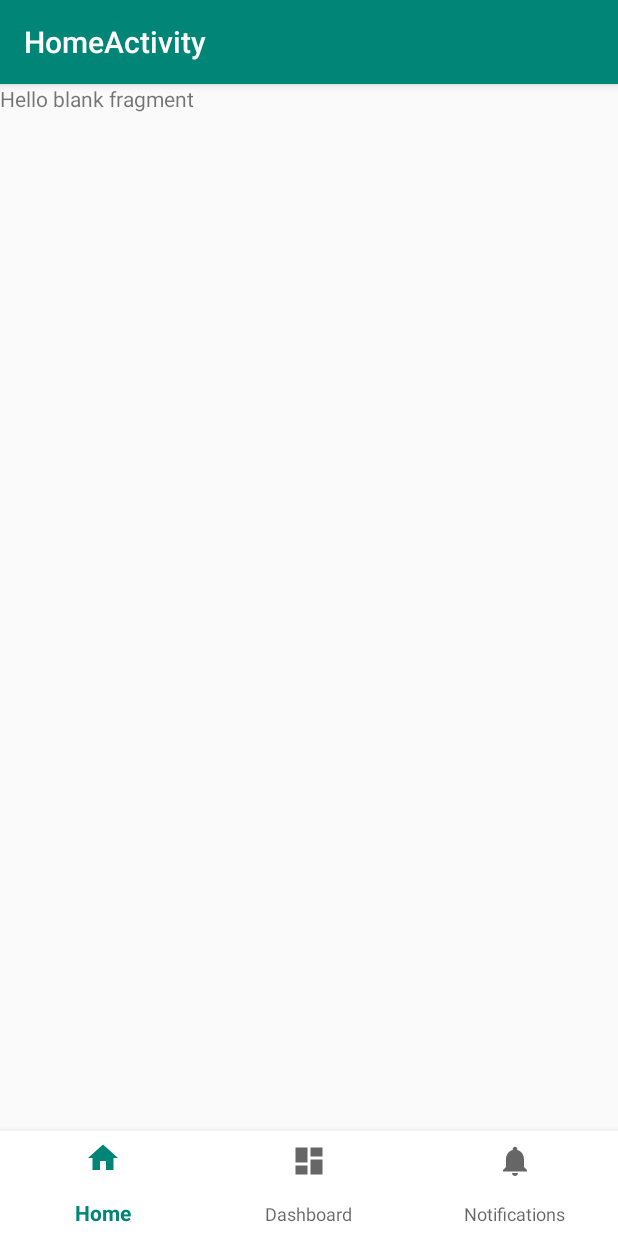
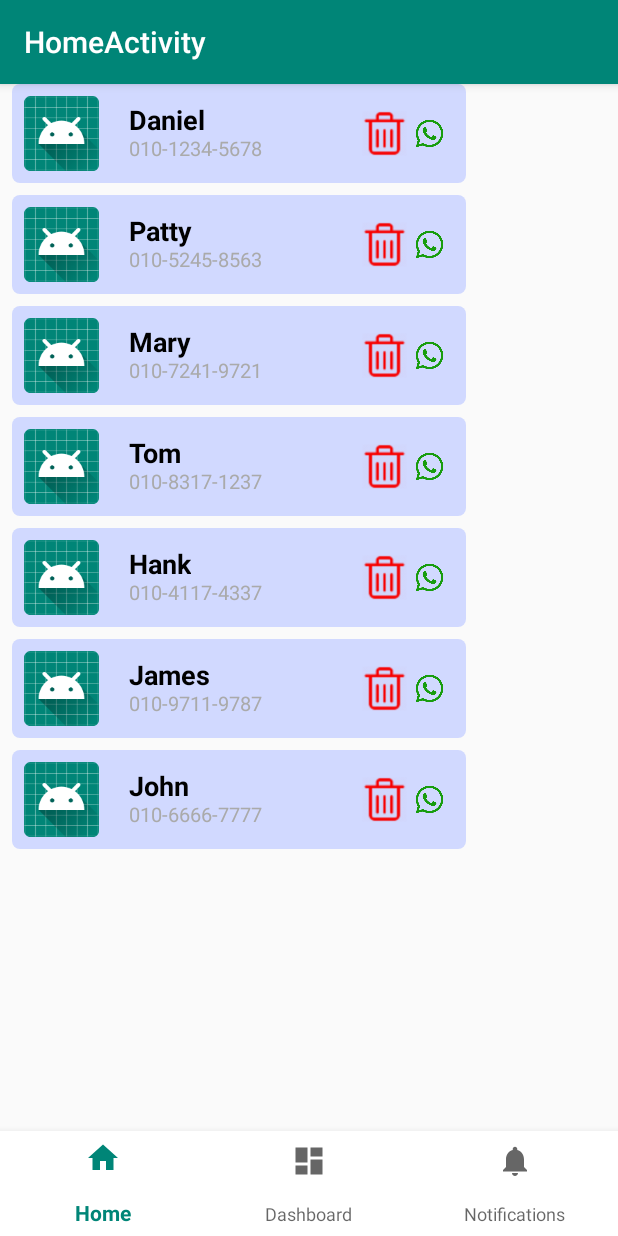
Before and after one commit to OdysseyJ/AndroidServerApp, an Android app: the PageOne screen opened directly, with no data from a screen before it, on a phone screen of 412 x 824 dp. Run offline under Robolectric (Android 15) with nearby library versions, the phone set to English and light mode, and no system bars.

Commit message:
연락처

```diff
--- a/RESTAPI/app/src/main/java/com/example/restapi/PageOne.java
+++ b/RESTAPI/app/src/main/java/com/example/restapi/PageOne.java
@@ -4,16 +4,24 @@ package com.example.restapi;
 import android.os.Bundle;
 
 import androidx.fragment.app.Fragment;
+import androidx.recyclerview.widget.LinearLayoutManager;
+import androidx.recyclerview.widget.RecyclerView;
 
 import android.view.LayoutInflater;
 import android.view.View;
 import android.view.ViewGroup;
+
+import java.util.ArrayList;
 
 
 /**
  * A simple {@link Fragment} subclass.
  */
 public class PageOne extends Fragment {
+
+    RecyclerView mRecyclerView;
+    RecyclerView.LayoutManager mLayoutManager;
+    private ArrayList<PhoneBookInfo> phoneBook_array;
 
 
     public PageOne() {
@@ -22,10 +30,27 @@ public class PageOne extends Fragment {
 
 
     @Override
-    public View onCreateView(LayoutInflater inflater, ViewGroup container,
-                             Bundle savedInstanceState) {
+    public View onCreateView(LayoutInflater inflater, ViewGroup container, Bundle savedInstanceState) {
+        View fragment_one = inflater.inflate(R.layout.fragment_page_one, container, false); // 뜻 ??
+        mRecyclerView = fragment_one.findViewById(R.id.phoneBook_list);
+        mLayoutManager = new LinearLayoutManager(getActivity()); // this??
+        mRecyclerView.setLayoutManager(mLayoutManager);
+
+        phoneBook_array = new ArrayList<>();
+
+        phoneBook_array.add(new PhoneBookInfo("Daniel", "010-1234-5678"));
+        phoneBook_array.add(new PhoneBookInfo("Patty", "010-5245-8563"));
+        phoneBook_array.add(new PhoneBookInfo("Mary", "010-7241-9721"));
+        phoneBook_array.add(new PhoneBookInfo("Tom", "010-8317-1237"));
+        phoneBook_array.add(new PhoneBookInfo("Hank", "010-4117-4337"));
+        phoneBook_array.add(new PhoneBookInfo("James", "010-9711-9787"));
+        phoneBook_array.add(new PhoneBookInfo("John", "010-6666-7777"));
+
+
+        mRecyclerView.setAdapter(new RecyclerAdapter_PhoneBook(phoneBook_array, R.layout.recyclerview_phonebook));
+
         // Inflate the layout for this fragment
-        return inflater.inflate(R.layout.fragment_page_one, container, false);
+        return fragment_one;
     }
 
 }
--- /dev/null
+++ b/RESTAPI/app/src/main/java/com/example/restapi/PhoneBookInfo.java
@@ -0,0 +1,11 @@
+package com.example.restapi;
+
+public class PhoneBookInfo {
+    public String user_name;
+    public String user_number;
+
+    public PhoneBookInfo(String user_name, String user_number){
+        this.user_name = user_name;
+        this.user_number = user_number;
+    }
+}
--- /dev/null
+++ b/RESTAPI/app/src/main/java/com/example/restapi/RecyclerAdapter_PhoneBook.java
@@ -0,0 +1,49 @@
+package com.example.restapi;
+
+
+import android.view.LayoutInflater;
+import android.view.View;
+import android.view.ViewGroup;
+import android.widget.TextView;
+import androidx.annotation.NonNull;
+import androidx.recyclerview.widget.RecyclerView;
+import java.util.ArrayList;
+
+public class RecyclerAdapter_PhoneBook extends RecyclerView.Adapter<RecyclerAdapter_PhoneBook.ViewHolder> {
+    private ArrayList<PhoneBookInfo> phoneBook_array;
+    private int Layout_num;
+
+    public RecyclerAdapter_PhoneBook(ArrayList<PhoneBookInfo> phoneBook_array, int Layout_num){
+        this.phoneBook_array = phoneBook_array;
+        this.Layout_num = Layout_num;
+    }
+
+    @Override
+    public void onBindViewHolder(@NonNull ViewHolder holder, int position) {
+        holder.textView1.setText(phoneBook_array.get(position).user_name);
+        holder.textView2.setText(phoneBook_array.get(position).user_number);
+    }
+
+    @Override
+    public int getItemCount() {
+        return phoneBook_array.size();
+    }
+
+    @NonNull
+    @Override
+    public ViewHolder onCreateViewHolder(@NonNull ViewGroup parent, int viewType) {
+        View view = LayoutInflater.from(parent.getContext()).inflate(Layout_num, parent, false); // 뜻 ?? context 개념 ??
+        return new ViewHolder(view);
+    }
+
+    public class ViewHolder extends RecyclerView.ViewHolder {
+        private TextView textView1;
+        private TextView textView2;
+
+        public ViewHolder(View view){
+            super(view); // ??
+            textView1 = (TextView) view.findViewById(R.id.textView1);
+            textView2 = (TextView) view.findViewById(R.id.textView2);
+        }
+    }
+}
--- /dev/null
+++ b/RESTAPI/app/src/main/res/drawable/contact_recycler.xml
@@ -0,0 +1,18 @@
+<?xml version="1.0" encoding="utf-8"?>
+<selector xmlns:android="http://schemas.android.com/apk/res/android">
+    <!-- 평상시 -->
+    <item android:state_focused="false" android:state_pressed="false">
+        <shape>
+            <solid android:color="#D1D9FF" />
+            <corners android:radius="5dp" />
+        </shape>
+    </item>
+
+    <!-- 클릭했을 때 -->
+    <item android:state_focused="false" android:state_pressed="true">
+        <shape>
+            <solid android:color="#9FA8DA" />
+            <corners android:radius="5dp" />
+        </shape>
+    </item>
+</selector>
--- a/RESTAPI/app/src/main/res/layout/fragment_page_one.xml
+++ b/RESTAPI/app/src/main/res/layout/fragment_page_one.xml
@@ -5,10 +5,11 @@
     android:layout_height="match_parent"
     tools:context=".PageOne">
 
-    <!-- TODO: Update blank fragment layout -->
-    <TextView
-        android:layout_width="match_parent"
-        android:layout_height="match_parent"
-        android:text="@string/hello_blank_fragment" />
+    <androidx.recyclerview.widget.RecyclerView
+        android:id="@+id/phoneBook_list"
+        android:layout_width="wrap_content"
+        android:layout_height="wrap_content" />
+
+
 
 </FrameLayout>
--- /dev/null
+++ b/RESTAPI/app/src/main/res/layout/recyclerview_phonebook.xml
@@ -0,0 +1,90 @@
+<?xml version="1.0" encoding="utf-8"?>
+<LinearLayout xmlns:android="http://schemas.android.com/apk/res/android"
+    xmlns:app="http://schemas.android.com/apk/res-auto"
+    xmlns:tools="http://schemas.android.com/tools"
+    android:orientation="horizontal" android:layout_width="match_parent"
+    android:layout_height="wrap_content"
+    android:padding="8dp"
+    android:gravity="center_vertical"
+    android:layout_marginBottom="8dp"
+    android:layout_marginLeft="8dp"
+    android:layout_marginRight="8dp"
+    android:background="@drawable/contact_recycler">
+
+    <ImageView
+        android:id="@+id/imageView"
+        android:layout_width="50dp"
+        android:layout_height="50dp"
+        android:src="@mipmap/ic_launcher"
+        android:layout_marginRight="20dp"/>
+
+    <LinearLayout
+        android:layout_width="0dp"
+        android:layout_height="match_parent"
+        android:layout_weight="1"
+        android:gravity="center_vertical"
+        android:orientation="vertical">
+
+        <LinearLayout
+            android:layout_width="match_parent"
+            android:layout_height="match_parent"
+            android:orientation="horizontal"
+            android:gravity="center_vertical"
+            >
+
+            <LinearLayout
+                android:layout_width="155dp"
+                android:layout_height="match_parent"
+                android:gravity="center_vertical"
+                android:orientation="vertical"
+                android:saveEnabled="false">
+
+                <TextView
+                    android:id="@+id/textView1"
+                    android:layout_width="wrap_content"
+                    android:layout_height="wrap_content"
+                    android:layout_gravity="left"
+                    android:includeFontPadding="false"
+                    android:text="TITLE"
+                    android:textColor="@android:color/black"
+                    android:textSize="18sp"
+                    android:textStyle="bold" />
+
+                <TextView
+                    android:id="@+id/textView2"
+                    android:layout_width="wrap_content"
+                    android:layout_height="wrap_content"
+                    android:layout_gravity="left"
+                    android:includeFontPadding="false"
+                    android:text="content"
+                    android:textColor="@android:color/darker_gray"
+                    android:textSize="13sp" />
+
+            </LinearLayout>
+
+            <ImageButton
+                android:id="@+id/remove_button"
+                android:layout_width="30dp"
+                android:layout_height="35dp"
+                android:layout_weight="1"
+                android:background="@android:color/transparent"
+                android:gravity="center_vertical"
+                android:scaleType="fitCenter"
+                android:src="@drawable/trashicon_red" />
+
+            <ImageButton
+                android:id="@+id/call_button"
+                android:layout_width="30dp"
+                android:layout_height="50dp"
+                android:layout_marginRight="1dp"
+                android:layout_weight="1"
+                android:background="@android:color/transparent"
+                android:gravity="center_vertical"
+                android:scaleType="fitCenter"
+                android:src="@drawable/call_icon2" />
+
+        </LinearLayout>
+
+    </LinearLayout>
+
+</LinearLayout>
```
Also changed, not shown: RESTAPI/app/src/main/res/drawable/call_icon2.png (added), RESTAPI/app/src/main/res/drawable/trashicon_red.png (added).
